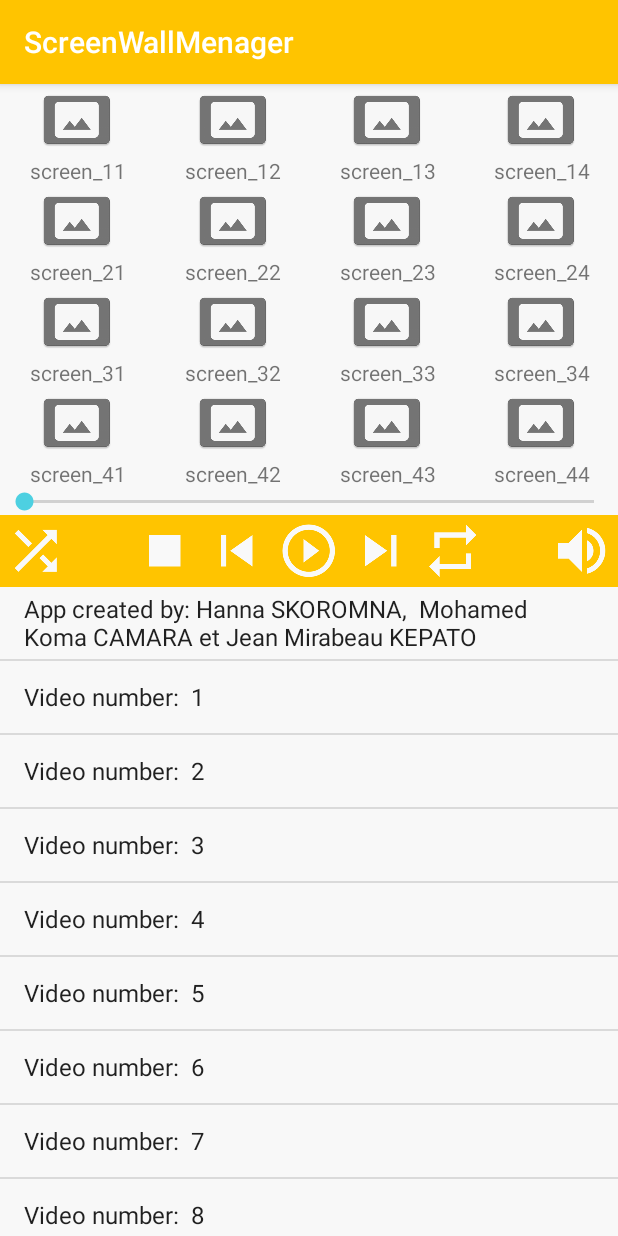
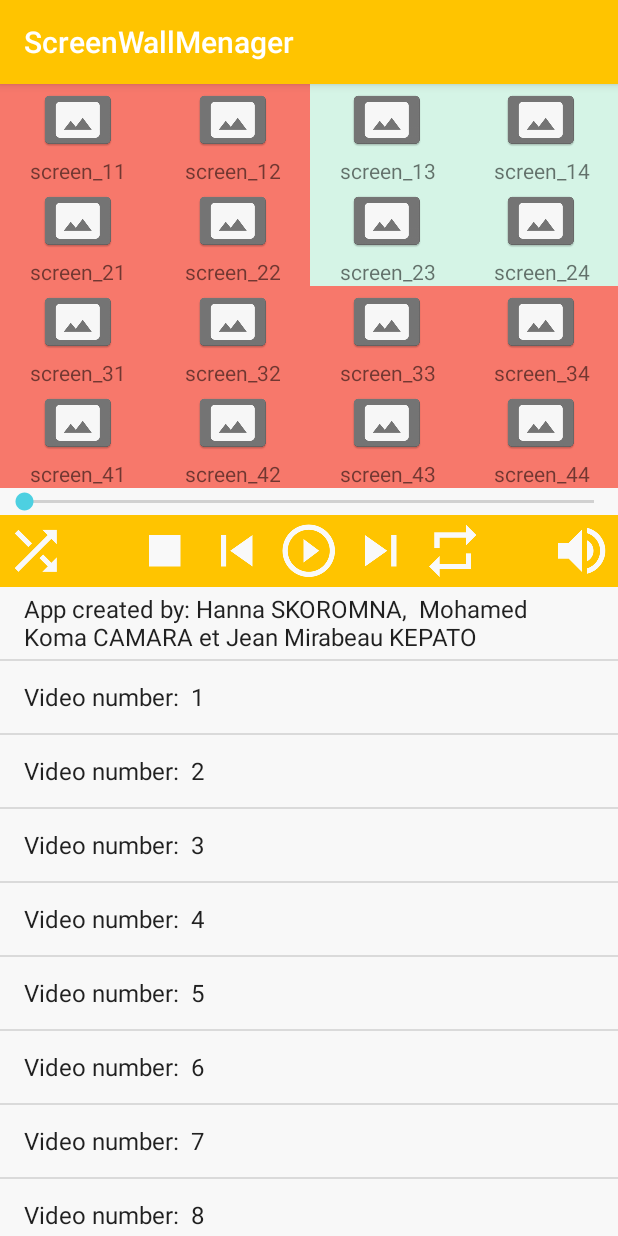
Before and after one commit to askoromna/project-android, an Android app: the screen it shows after launch (MainActivity), on a phone screen of 412 x 824 dp. Run offline under Robolectric (Android 15) with nearby library versions, the light colour scheme and no system bars; 1 statement that could not run was skipped.

Commit message:
Added background colors for video (hardcoded)

```diff
--- a/app/src/main/AndroidManifest.xml
+++ b/app/src/main/AndroidManifest.xml
@@ -8,7 +8,8 @@
         android:label="@string/app_name"
         android:supportsRtl="true"
         android:theme="@style/AppTheme">
-        <activity android:name=".MainActivity">
+        <activity android:name=".MainActivity"
+                  android:screenOrientation="portrait">
             <intent-filter>
                 <action android:name="android.intent.action.MAIN" />
 
--- a/app/src/main/java/com/example/anna_/screenwallmenager/MainActivity.java
+++ b/app/src/main/java/com/example/anna_/screenwallmenager/MainActivity.java
@@ -2,6 +2,7 @@ package com.example.anna_.screenwallmenager;
 
 import android.content.Context;
 import android.os.Bundle;
+import android.support.v4.content.ContextCompat;
 import android.support.v7.app.AppCompatActivity;
 import android.view.View;
 import android.widget.ArrayAdapter;
@@ -12,6 +13,8 @@ import android.widget.Toast;
 import com.example.anna_.screenwallmenager.Model.*;
 import  com.example.anna_.screenwallmenager.View.*;
 import java.util.ArrayList;
+import java.util.List;
+import java.util.Random;
 
 
 public class MainActivity extends AppCompatActivity {
@@ -24,9 +27,20 @@ public class MainActivity extends AppCompatActivity {
 
     String IdAsString = "";
 
-    Video video = new Video();
+
+
 
     private ArrayAdapter<String> adapter;
+
+    //DEMO lists of screens for video_1, video_2, video_3
+    private List<Screen> screenList1 = new ArrayList<>();
+    private List<Screen> screenList2 = new ArrayList<>();
+    private List<Screen> screenList3 = new ArrayList<>();
+
+    Video video1 = new Video("v1", "file", 2, 0, 10.5, "pause", 0, screenList1);
+    Video video2 = new Video("v2", "file", 2, 0, 10.5, "pause", 0, screenList2);
+    Video video3 = new Video("v3", "file", 2, 0, 10.5, "pause", 0, screenList3);
+
 
     @Override
     protected void onCreate(Bundle savedInstanceState) {
@@ -35,10 +49,82 @@ public class MainActivity extends AppCompatActivity {
 
         createList();
 
-
+        fillScreenLists();
+        colorVideoBackground();
 
     }
 
+
+    public void fillScreenLists(){  // demo function for showing the functionality of the app
+
+        /// for video_1 (left upper corner of the wall
+        screenList1.add(new Screen("s11", "1920x1080", "landscape",  false ));
+        screenList1.add(new Screen("s12", "1920x1080", "landscape",  false));
+        screenList1.add(new Screen("s21", "1920x1080", "landscape",  false ));
+        screenList1.add(new Screen("s22", "1920x1080", "landscape",  false ));
+
+        /// for video_2 (right upper corner of the wall
+        screenList2.add(new Screen("s13", "1920x1080", "landscape",  false ));
+        screenList2.add(new Screen("s14", "1920x1080", "landscape",  false));
+        screenList2.add(new Screen("s23", "1920x1080", "landscape",  false ));
+        screenList2.add(new Screen("s24", "1920x1080", "landscape",  false ));
+
+        /// for video_1 (left upper corner of the wall
+        screenList3.add(new Screen("s31", "1920x1080", "landscape",  false ));
+        screenList3.add(new Screen("s32", "1920x1080", "landscape",  false));
+        screenList3.add(new Screen("s41", "1920x1080", "landscape",  false ));
+        screenList3.add(new Screen("s42", "1920x1080", "landscape",  false ));
+        screenList3.add(new Screen("s33", "1920x1080", "landscape",  false ));
+        screenList3.add(new Screen("s34", "1920x1080", "landscape",  false));
+        screenList3.add(new Screen("s43", "1920x1080", "landscape",  false ));
+        screenList3.add(new Screen("s44", "1920x1080", "landscape",  false ));
+
+    }
+
+    public void colorVideoBackground(){
+        int view_id = 0, view_id_2 =0;
+        int color_id;
+        View v1, v2 ;
+        Random random = new Random();
+        int ran = random.nextInt(16) + 1 ;
+        for(Screen s: video1.getScreen()){
+            view_id = getResources().getIdentifier(s.getIds(), "id", MainActivity.this.getPackageName());
+            v1 = findViewById(view_id);
+            view_id_2 = getResources().getIdentifier("label_" + s.getIds(), "id", MainActivity.this.getPackageName());
+            v2 = findViewById(view_id_2);
+
+            color_id = getResources().getIdentifier("color_"+ran, "color", MainActivity.this.getPackageName());
+            v1.setBackgroundColor(ContextCompat.getColor(getBaseContext(), color_id));
+            v2.setBackgroundColor(ContextCompat.getColor(getBaseContext(), color_id));
+
+        }
+
+        ran = random.nextInt(16) + 1 ;
+        for(Screen s: video2.getScreen()){
+            view_id = getResources().getIdentifier(s.getIds(), "id", MainActivity.this.getPackageName());
+            v1 = findViewById(view_id);
+            view_id_2 = getResources().getIdentifier("label_" + s.getIds(), "id", MainActivity.this.getPackageName());
+            v2 = findViewById(view_id_2);
+
+            color_id = getResources().getIdentifier("color_"+ran, "color", MainActivity.this.getPackageName());
+            v1.setBackgroundColor(ContextCompat.getColor(getBaseContext(), color_id));
+            v2.setBackgroundColor(ContextCompat.getColor(getBaseContext(), color_id));
+
+        }
+
+        ran = random.nextInt(16) + 1 ;
+        for(Screen s: video3.getScreen()){
+            view_id = getResources().getIdentifier(s.getIds(), "id", MainActivity.this.getPackageName());
+            v1 = findViewById(view_id);
+            view_id_2 = getResources().getIdentifier("label_" + s.getIds(), "id", MainActivity.this.getPackageName());
+            v2 = findViewById(view_id_2);
+
+            color_id = getResources().getIdentifier("color_"+ran, "color", MainActivity.this.getPackageName());
+            v1.setBackgroundColor(ContextCompat.getColor(getBaseContext(), color_id));
+            v2.setBackgroundColor(ContextCompat.getColor(getBaseContext(), color_id));
+
+        }
+    }
 
     public void createList (){
         ListView myListView = (ListView)findViewById(R.id.videoList);
@@ -58,7 +144,10 @@ public class MainActivity extends AppCompatActivity {
         ImageButton button = (ImageButton)v;
         Context context = getApplicationContext();
         int duration = Toast.LENGTH_SHORT;
-        IdAsString = button.getResources().getResourceName(button.getId());
+
+        String tag = button.getTag().toString();
+//        IdAsString = button.getResources().getResourceName(button.getId());
+        IdAsString = tag;
         Toast toast = Toast.makeText(context, "", duration);
 
         if (picture_selected) {
--- a/app/src/main/java/com/example/anna_/screenwallmenager/Model/Screen.java
+++ b/app/src/main/java/com/example/anna_/screenwallmenager/Model/Screen.java
@@ -10,21 +10,23 @@ public class Screen  {
     private String resolution;
     private String orientation;
     private boolean tactile;
+    private boolean selected;
 
     public Screen (){
         this.ids = "";
         this.resolution = "1920x1080";
-        this.orientation = "portrait";
+        this.orientation = "landscape";
         this.tactile = false;
 
     }
 
     public Screen(String id, String resolution,String orientation,boolean tactile){
 
-        this.ids = ids;
+        this.ids = id;
         this.resolution= resolution;
         this.orientation =orientation;
         this.tactile= tactile;
+        this.selected = false;
 
     }
 
--- a/app/src/main/java/com/example/anna_/screenwallmenager/Model/Video.java
+++ b/app/src/main/java/com/example/anna_/screenwallmenager/Model/Video.java
@@ -25,12 +25,23 @@ public class Video {
 
     boolean selected;
 
-    public Video(){
+    public Video(){ //just a little example for demo of behaviour of the app
+
+        this.idv = "video_1";
+        this.state="pause";
+        this.loop = 0;
+        this.mute = 0;
+        this.screen.add(new Screen("s11", "1920x1080", "landscape",  false ));
+        this.screen.add(new Screen("s12", "1920x1080", "landscape",  false));
+        this.screen.add(new Screen("s21", "1920x1080", "landscape",  false ));
+        this.screen.add(new Screen("s22", "1920x1080", "landscape",  false ));
+
     }
 
-    public Video(String idv,String file,int volume,int mute,double departure,String state,int loop,List<Screen> screen){
+    public Video(String idv, String file, int volume, int mute, double departure, String state,int loop, List<Screen> screen){
 
-        this.idv=idv; this.file=file;
+        this.idv=idv;
+        this.file=file;
         this.screen = screen;
         this.volume=volume;
         this.mute=mute;
--- a/app/src/main/java/com/example/anna_/screenwallmenager/View/Manager.java
+++ b/app/src/main/java/com/example/anna_/screenwallmenager/View/Manager.java
@@ -1,4 +1,6 @@
 package com.example.anna_.screenwallmenager.View;
+
+import android.os.Bundle;
 
 /**
  * Created by anna_ on 12/03/2017.
@@ -6,5 +8,5 @@ package com.example.anna_.screenwallmenager.View;
 
 public interface Manager {
 
-//     void onCreate(Bundle savedInstanceState) ;
+//   void onCreate(Bundle savedInstanceState) ;
 }
--- a/app/src/main/java/com/example/anna_/screenwallmenager/View/ManagerImpl.java
+++ b/app/src/main/java/com/example/anna_/screenwallmenager/View/ManagerImpl.java
@@ -1,36 +1,50 @@
-package com.example.anna_.screenwallmenager.View;
-
-
-public class ManagerImpl implements Manager {
-
-
-
-
+//package com.example.anna_.screenwallmenager.View;
+//
+//
+//import android.os.Bundle;
+//import android.provider.MediaStore;
+//import android.util.Log;
+//import android.widget.Toast;
+//
+//import com.example.anna_.screenwallmenager.Model.Video;
+//
+//import org.json.JSONArray;
+//import org.json.JSONException;
+//import org.json.JSONObject;
+//
+//import static android.R.attr.button;
+//
+//public class ManagerImpl implements Manager {
+//
+//
 //    protected void onCreate(Bundle savedInstanceState) {
 //        super.onCreate(savedInstanceState);
-////        setContentView(R.layout.activity_main);
+////        setContentView(R.layout.ManagerImpl);
 //        new GetButton().execute();
 //    }
 //
 //    protected void doInBackground(Void... arg0) {
-//        if (jsonStr != null) {
+//
 //            try {
+//
 //                JSONObject jsonObj = new JSONObject(button);
 //                JSONArray button = jsonObj.getJSONArray("button");
-//                for (int i = 0; i < contacts.length(); i++) {
+//                Video v = new Video();
+//                for (int i = 0; i < button.length(); i++) {
 //                    JSONObject b = button.getJSONObject(i);
-//                    String idv=b.getString.("idv");
+//                    v idv=b.getString("idv");
 //                    int mute =b.getInt("mute");
 //                    int volume=b.getInt("volume");
-//                    String ids=b.getString("ids");
-//                    Tab scenario=b.getString("scenario");
-//
-//                    JSONObject b = button.setJSONObject(i);
-//                    String idv=b.setString.("idv");
-//                    int mute =b.setInt("mute");
-//                    int volume=b.setInt("volume");
-//                    String ids=b.setString("ids");
-//                    Tab scenario=b.setString("scenario");
+//                    v.setID =  b.getString("ids");
+////                    Tab scenario=b.getString("scenario");
+////
+////                    //JSONObject b = button.setJSONObject(i);
+////                    jsonObj.put("idv",);
+////                    b.setString("idv");
+////                    int mute =b.setInt("mute");
+////                    int volume=b.setInt("volume");
+////                    String ids=b.setString("ids");
+////                    Tab scenario=b.setString("scenario");
 //                }
 //            } catch(final JSONException e) {
 //
@@ -44,5 +58,5 @@ public class ManagerImpl implements Manager {
 //                });
 //                return null;
 //            }
-//}}
-}
+//}
+//}
--- a/app/src/main/res/layout/activity_main.xml
+++ b/app/src/main/res/layout/activity_main.xml
@@ -40,16 +40,17 @@
 
                     <ImageButton
                         android:id="@+id/s11"
-                        android:layout_width="wrap_content"
+                        android:layout_width="match_parent"
                         android:layout_height="wrap_content"
                         android:layout_gravity="center_horizontal"
                         android:layout_weight="1"
                         android:background="@color/MilkyWhite"
                         android:onClick="select_picture"
+                        android:tag="s11"
                         app:srcCompat="@drawable/picture" />
 
                     <TextView
-                        android:id="@+id/label_11"
+                        android:id="@+id/label_s11"
                         android:layout_width="match_parent"
                         android:layout_height="wrap_content"
                         android:layout_weight="1"
@@ -76,7 +77,7 @@
                         app:srcCompat="@drawable/picture" />
 
                     <TextView
-                        android:id="@+id/label_12"
+                        android:id="@+id/label_s12"
                         android:layout_width="match_parent"
                         android:layout_height="wrap_content"
                         android:layout_weight="1"
@@ -103,7 +104,7 @@
                         app:srcCompat="@drawable/picture" />
 
                     <TextView
-                        android:id="@+id/label_13"
+                        android:id="@+id/label_s13"
                         android:layout_width="match_parent"
                         android:layout_height="wrap_content"
                         android:layout_weight="1"
@@ -130,7 +131,7 @@
                         app:srcCompat="@drawable/picture" />
 
                     <TextView
-                        android:id="@+id/label_14"
+                        android:id="@+id/label_s14"
                         android:layout_width="match_parent"
                         android:layout_height="wrap_content"
                         android:layout_weight="1"
@@ -157,7 +158,7 @@
 
                     <ImageButton
                         android:id="@+id/s21"
-                        android:layout_width="wrap_content"
+                        android:layout_width="match_parent"
                         android:layout_height="wrap_content"
                         android:layout_gravity="center_horizontal"
                         android:layout_weight="1"
@@ -166,7 +167,7 @@
                         app:srcCompat="@drawable/picture" />
 
                     <TextView
-                        android:id="@+id/label_21"
+                        android:id="@+id/label_s21"
                         android:layout_width="match_parent"
                         android:layout_height="wrap_content"
                         android:layout_weight="1"
@@ -193,7 +194,7 @@
                         app:srcCompat="@drawable/picture" />
 
                     <TextView
-                        android:id="@+id/label_22"
+                        android:id="@+id/label_s22"
                         android:layout_width="match_parent"
                         android:layout_height="wrap_content"
                         android:layout_weight="1"
@@ -220,7 +221,7 @@
                         app:srcCompat="@drawable/picture" />
 
                     <TextView
-                        android:id="@+id/label_23"
+                        android:id="@+id/label_s23"
                         android:layout_width="match_parent"
                         android:layout_height="wrap_content"
                         android:layout_weight="1"
@@ -247,7 +248,7 @@
                         app:srcCompat="@drawable/picture" />
 
                     <TextView
-                        android:id="@+id/label_24"
+                        android:id="@+id/label_s24"
                         android:layout_width="match_parent"
                         android:layout_height="wrap_content"
                         android:layout_weight="1"
@@ -274,7 +275,7 @@
 
                     <ImageButton
                         android:id="@+id/s31"
-                        android:layout_width="wrap_content"
+                        android:layout_width="match_parent"
                         android:layout_height="wrap_content"
                         android:layout_gravity="center_horizontal"
                         android:layout_weight="1"
@@ -283,7 +284,7 @@
                         app:srcCompat="@drawable/picture" />
 
                     <TextView
-                        android:id="@+id/label_31"
+                        android:id="@+id/label_s31"
                         android:layout_width="match_parent"
                         android:layout_height="wrap_content"
                         android:layout_weight="1"
@@ -310,7 +311,7 @@
                         app:srcCompat="@drawable/picture" />
 
                     <TextView
-                        android:id="@+id/label_32"
+                        android:id="@+id/label_s32"
                         android:layout_width="match_parent"
                         android:layout_height="wrap_content"
                         android:layout_weight="1"
@@ -337,7 +338,7 @@
                         app:srcCompat="@drawable/picture" />
 
                     <TextView
-                        android:id="@+id/label_33"
+                        android:id="@+id/label_s33"
                         android:layout_width="match_parent"
                         android:layout_height="wrap_content"
                         android:layout_weight="1"
@@ -364,7 +365,7 @@
                         app:srcCompat="@drawable/picture" />
 
                     <TextView
-                        android:id="@+id/label_34"
+                        android:id="@+id/label_s34"
                         android:layout_width="match_parent"
                         android:layout_height="wrap_content"
                         android:layout_weight="1"
@@ -391,7 +392,7 @@
 
                     <ImageButton
                         android:id="@+id/s41"
-                        android:layout_width="wrap_content"
+                        android:layout_width="match_parent"
                         android:layout_height="wrap_content"
                         android:layout_gravity="center_horizontal"
                         android:layout_weight="1"
@@ -400,7 +401,7 @@
                         app:srcCompat="@drawable/picture" />
 
                     <TextView
-                        android:id="@+id/label_41"
+                        android:id="@+id/label_s41"
                         android:layout_width="match_parent"
                         android:layout_height="wrap_content"
                         android:layout_weight="1"
@@ -427,7 +428,7 @@
                         app:srcCompat="@drawable/picture" />
 
                     <TextView
-                        android:id="@+id/label_42"
+                        android:id="@+id/label_s42"
                         android:layout_width="match_parent"
                         android:layout_height="wrap_content"
                         android:layout_weight="1"
@@ -454,7 +455,7 @@
                         app:srcCompat="@drawable/picture" />
 
                     <TextView
-                        android:id="@+id/label_43"
+                        android:id="@+id/label_s43"
                         android:layout_width="match_parent"
                         android:layout_height="wrap_content"
                         android:layout_weight="1"
@@ -481,7 +482,7 @@
                         app:srcCompat="@drawable/picture" />
 
                     <TextView
-                        android:id="@+id/label_44"
+                        android:id="@+id/label_s44"
                         android:layout_width="match_parent"
                         android:layout_height="wrap_content"
                         android:layout_weight="1"
```
